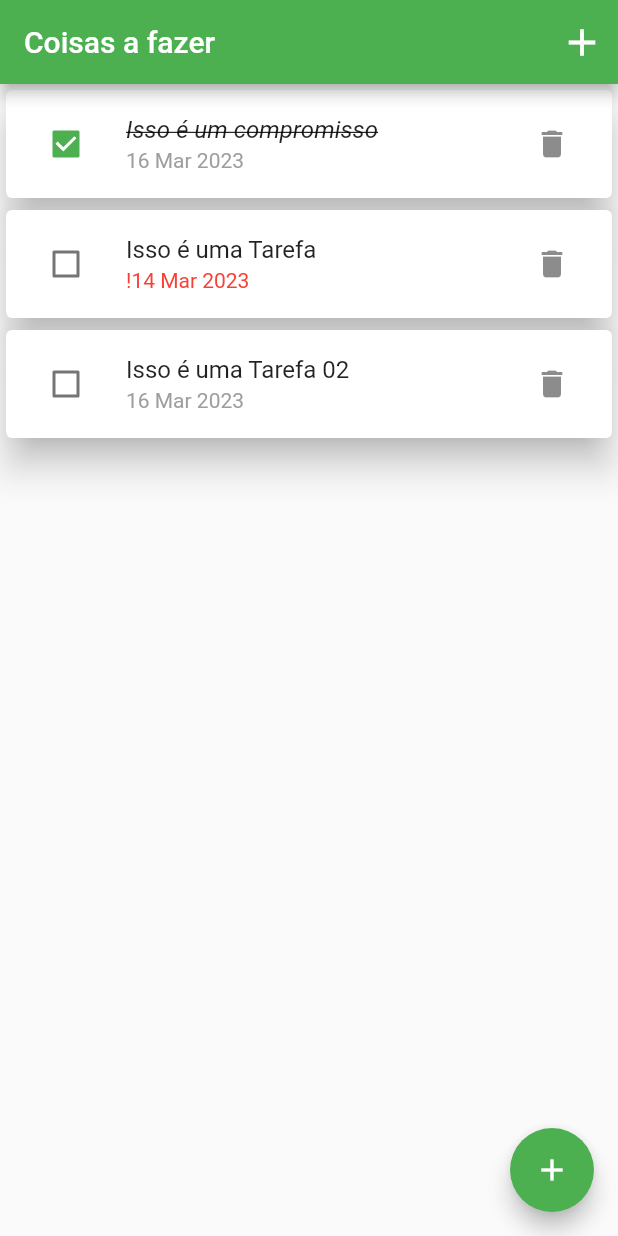
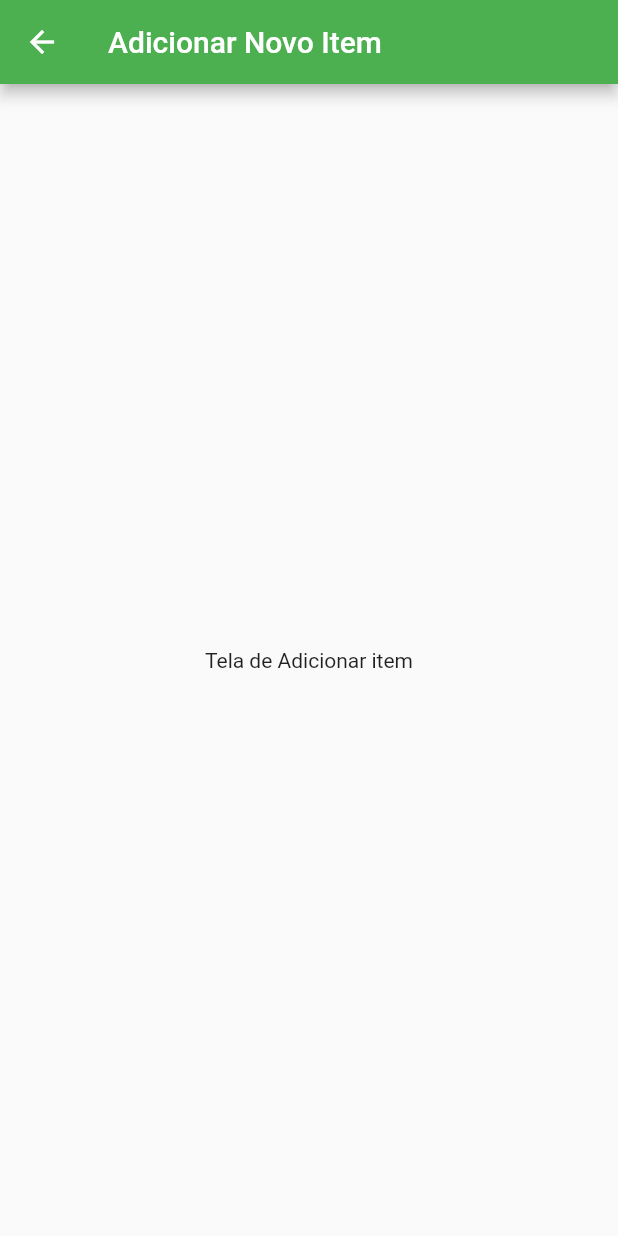
Before and after one commit to LucasWMedeiros/ToDoList, a Flutter app: the screen it shows after launch, after a tap on the "add" icon, on a phone screen of 412 x 824 dp. Run offline on Flutter 3.47's test engine with Material 2 defaults, Android fonts, the phone set to English and light mode, and no system bars.

Commit message:
Criando pagina de Adicionar item

```diff
--- a/lib/screen/Home_screen.dart
+++ b/lib/screen/Home_screen.dart
@@ -6,6 +6,7 @@ import 'package:flutter/material.dart';
 import 'package:intl/intl.dart';
 import 'package:todolist/components/itens_list.dart';
 import 'package:todolist/model/item_model.dart';
+import 'package:todolist/screen/new_item_screen.dart';
 
 class HomeScreen extends StatefulWidget {
   HomeScreen({Key? key}) : super(key: key);
@@ -32,17 +33,17 @@ class _HomeScreenState extends State<HomeScreen> {
 
   List<ItemModel> itemList = [
     ItemModel(
-        id: Random().nextBool().toString(),
+        id: '2',
         title: 'Isso é um compromisso',
         limiteDate: DateTime.now(),
         completed: true),
     ItemModel(
-        id: Random().nextBool().toString(),
+        id: '1',
         title: 'Isso é uma Tarefa',
         limiteDate: DateTime.now().subtract(Duration(days: 2)),
         completed: false),
     ItemModel(
-        id: Random().nextBool().toString(),
+        id: '3',
         title: 'Isso é uma Tarefa 02',
         limiteDate: DateTime.now(),
         completed: false),
@@ -56,7 +57,9 @@ class _HomeScreenState extends State<HomeScreen> {
         actions: [
           IconButton(
             onPressed: () {
-              print(DateTime.now().subtract(Duration(days: 2)));
+             Navigator.of(context).push(
+            MaterialPageRoute(builder: ((context) => NewItemScreen()))
+          );
             },
             icon: const Icon(
               Icons.add,
@@ -68,7 +71,11 @@ class _HomeScreenState extends State<HomeScreen> {
       body: Container(child: ItemsList(itemList, _onChangedCheck, _removeItem)),
       floatingActionButton: FloatingActionButton(
         isExtended: true,
-        onPressed: () {},
+        onPressed: () {
+          Navigator.of(context).push(
+            MaterialPageRoute(builder: ((context) => NewItemScreen()))
+          );
+        },
         child: Row(
           mainAxisAlignment: MainAxisAlignment.center,
           children: const [
--- /dev/null
+++ b/lib/screen/new_item_screen.dart
@@ -0,0 +1,20 @@
+import 'package:flutter/material.dart';
+
+class NewItemScreen extends StatefulWidget {
+  NewItemScreen({Key? key}) : super(key: key);
+
+  @override
+  State<NewItemScreen> createState() => _NewItemScreenState();
+}
+
+class _NewItemScreenState extends State<NewItemScreen> {
+  @override
+  Widget build(BuildContext context) {
+    return Scaffold(
+      appBar: AppBar(
+        title: const Text('Adicionar Novo Item'),
+      ),
+      body: const Center(child: Text('Tela de Adicionar item'),),
+    );
+  }
+}
```
